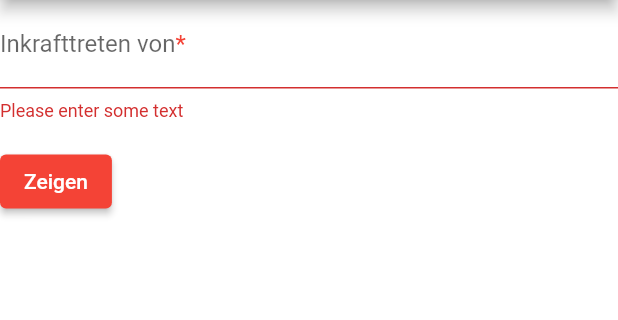
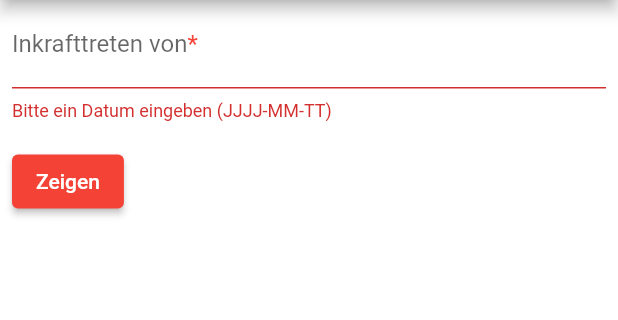
Before and after one commit to ribeaud/fedlexplorer, a Flutter app: the screen it shows after launch, after a tap on "Zeigen", on a phone screen of 412 x 824 dp, the part 84-404 px from its top. Run offline on Flutter 3.47's test engine with Material 2 defaults, Android fonts, the phone set to English and light mode, and no system bars.

Commit message:
beautify the app and use right utf-8 encoding

```diff
--- a/frontend/lib/main.dart
+++ b/frontend/lib/main.dart
@@ -40,7 +40,7 @@ class FedlexFormState extends State<FedlexForm> {
   getData() async {
     final response = await http.get(Uri.parse('http://fedlexplorer.openlegallab.ch/sample'));
     if (response.statusCode == 200) {
-      return jsonDecode(response.body);
+      return jsonDecode(utf8.decode(response.bodyBytes));
     }
   }
 
@@ -52,11 +52,13 @@ class FedlexFormState extends State<FedlexForm> {
       child: Column(
         crossAxisAlignment: CrossAxisAlignment.start,
         children: [
-          TextFormField(
+          Padding(
+            padding: const EdgeInsets.symmetric(horizontal: 8.0),
+            child: TextFormField(
               // The validator receives the text that the user has entered.
               validator: (value) {
                 if (value == null || value.isEmpty) {
-                return 'Please enter some text';
+                  return 'Bitte ein Datum eingeben (JJJJ-MM-TT)';
                 }
                 return null;
               },
@@ -80,8 +82,9 @@ class FedlexFormState extends State<FedlexForm> {
                 ),
               ),
             ),
+          ),
           Padding(
-            padding: const EdgeInsets.symmetric(vertical: 16.0),
+            padding: const EdgeInsets.symmetric(horizontal: 8.0, vertical: 16.0),
             child: ElevatedButton(
               onPressed: () async {
                 if (_formKey.currentState!.validate()) {
```
Lines whose indentation alone changed are shown as unchanged.
